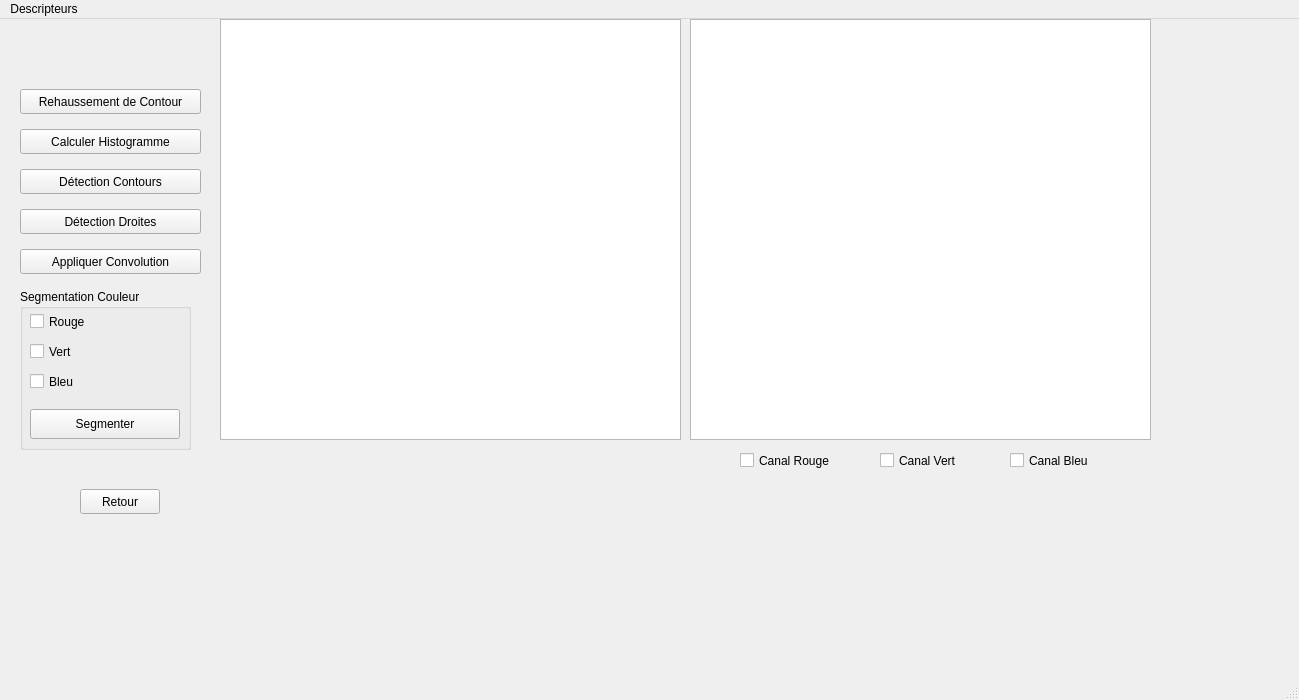
Qt form Descripteurs/tessst/mainwindow.ui (TomAuclin/PROJETC_LMLTM) before a commit.
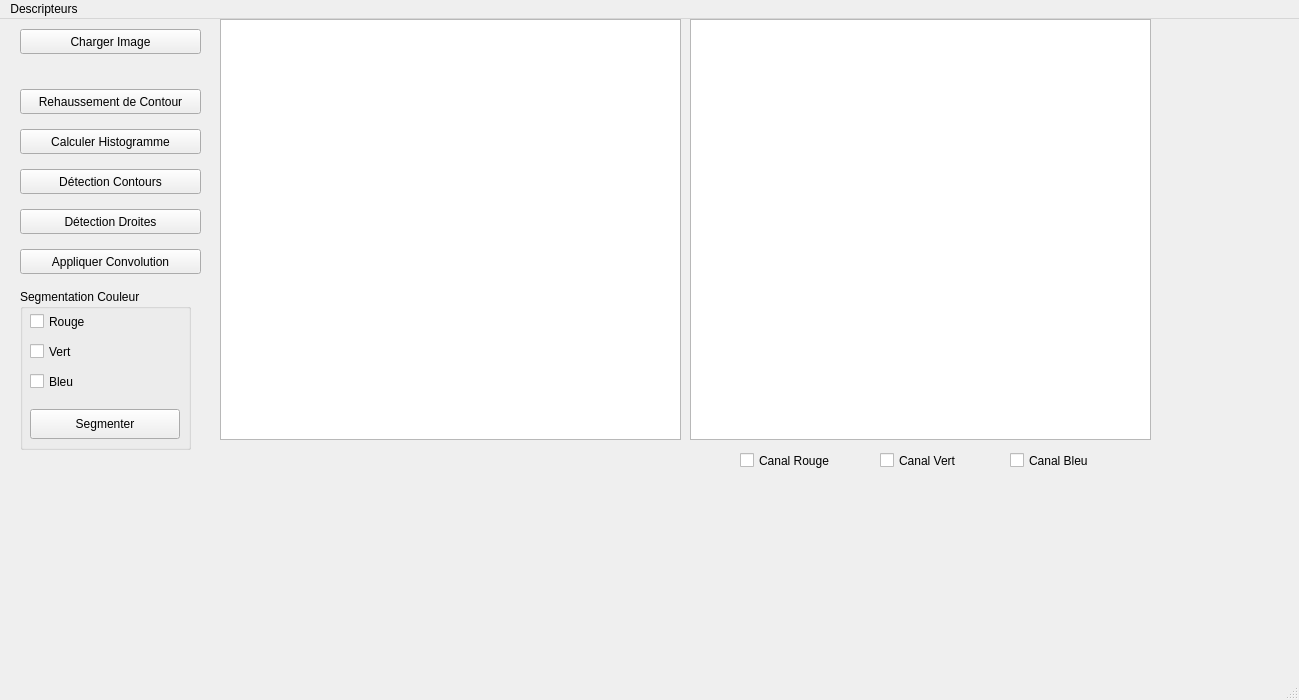
The same form after that commit.

The edit to the form file:
```diff
--- a/Descripteurs/tessst/mainwindow.ui
+++ b/Descripteurs/tessst/mainwindow.ui
@@ -14,6 +14,19 @@
    <string>Application de Traitement d'Images</string>
   </property>
   <widget class="QWidget" name="centralwidget">
+   <widget class="QPushButton" name="ChargerImage">
+    <property name="geometry">
+     <rect>
+      <x>20</x>
+      <y>10</y>
+      <width>181</width>
+      <height>25</height>
+     </rect>
+    </property>
+    <property name="text">
+     <string>Charger Image</string>
+    </property>
+   </widget>
    <widget class="QGraphicsView" name="AfficherImage">
     <property name="geometry">
      <rect>
@@ -203,19 +216,6 @@
      <string>Rehaussement de Contour</string>
     </property>
    </widget>
-   <widget class="QPushButton" name="RetourVersBiblio">
-    <property name="geometry">
-     <rect>
-      <x>80</x>
-      <y>470</y>
-      <width>80</width>
-      <height>25</height>
-     </rect>
-    </property>
-    <property name="text">
-     <string>Retour</string>
-    </property>
-   </widget>
   </widget>
   <widget class="QMenuBar" name="menubar">
    <property name="geometry">
```
